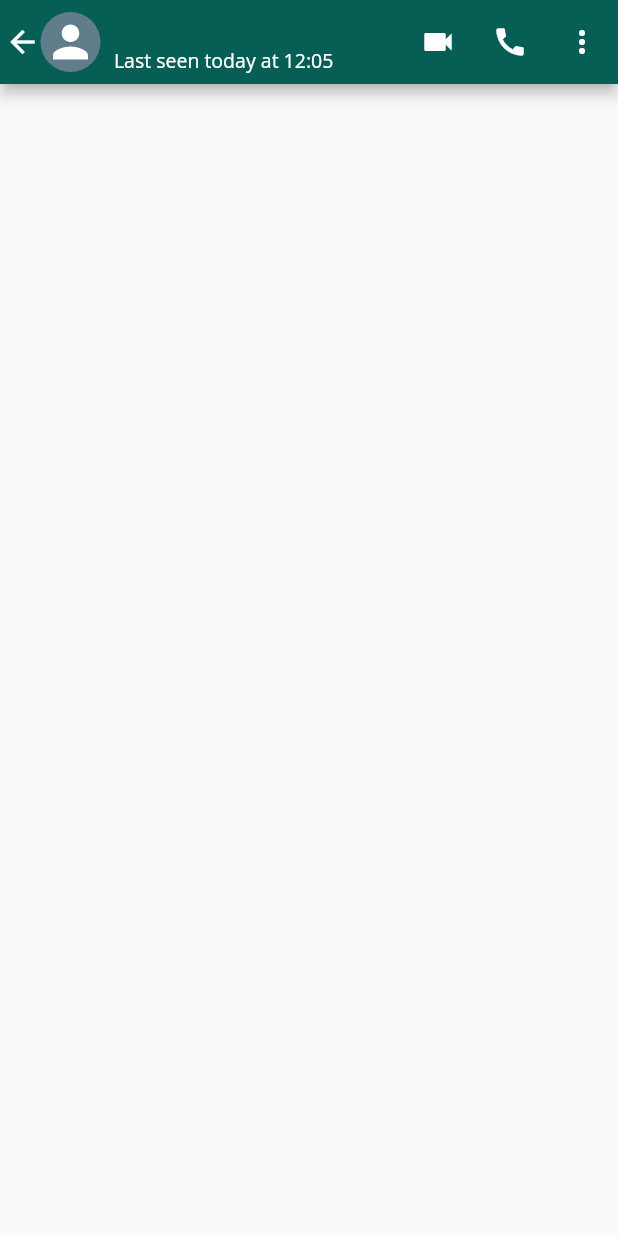
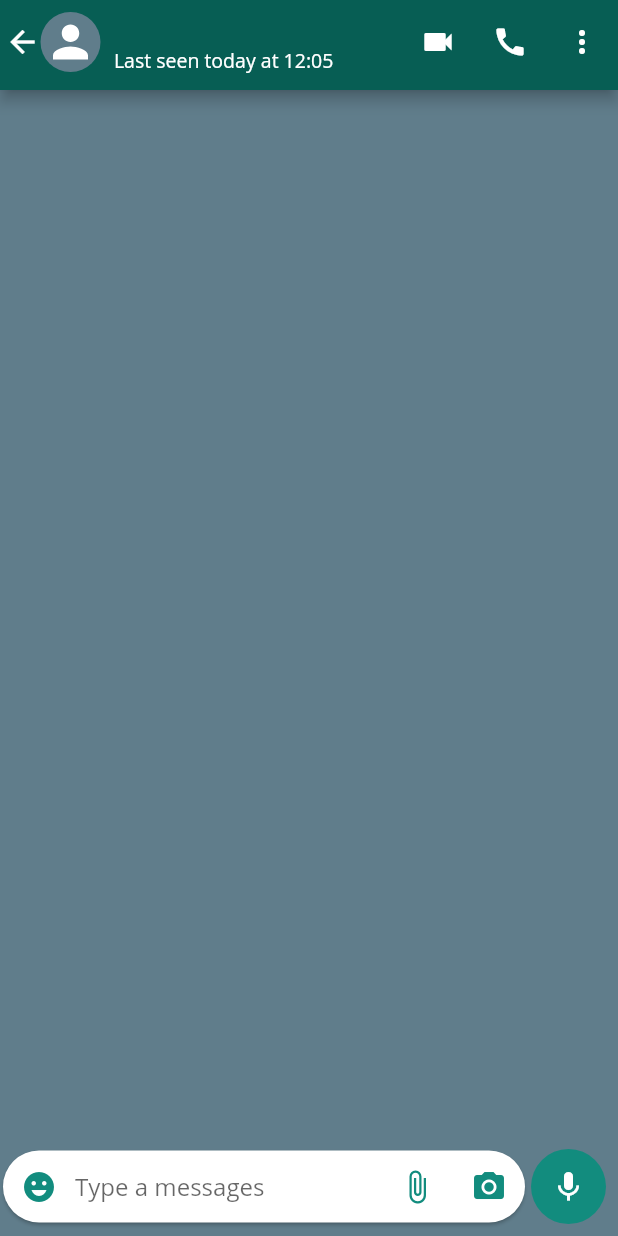
Before and after one commit to faktaarief/WhatsApp-Clone-Flutter, a Flutter app: the IndividualPage screen opened directly with empty values, on a phone screen of 412 x 824 dp. Run offline on Flutter 3.47's test engine with Material 2 defaults, Android fonts, the phone set to English and light mode, and no system bars; our stand-ins replace flutter_svg.

Commit message:
Added Input Card in the Bottom Page

```diff
--- a/lib/Screens/IndividualPage.dart
+++ b/lib/Screens/IndividualPage.dart
@@ -14,7 +14,10 @@ class IndividualPageState extends State<IndividualPage> {
   @override
   Widget build(BuildContext context) {
     return Scaffold(
-      appBar: AppBar(
+      backgroundColor: Colors.blueGrey,
+      appBar: PreferredSize(
+        preferredSize: Size.fromHeight(60),
+        child: AppBar(
           leadingWidth: 70,
           titleSpacing: 0,
           leading: InkWell(
@@ -99,6 +102,80 @@ class IndividualPageState extends State<IndividualPage> {
             }),
           ],
         ),
+      ),
+
+      body: Container(
+        height: MediaQuery.of(context).size.height,
+        width: MediaQuery.of(context).size.width,
+        child: Stack(
+          children: [
+            ListView(),
+            Align(
+              alignment: Alignment.bottomCenter,
+              child: Row(
+                children: [
+                  Container(
+                    width: MediaQuery.of(context).size.width - 60,
+                    child: Card(
+                      margin: EdgeInsets.only(left: 2, right: 2, bottom: 8),
+                      shape: RoundedRectangleBorder(borderRadius: BorderRadius.circular(25)),
+                      child: TextFormField(
+                        textAlignVertical: TextAlignVertical.center,
+                        keyboardType: TextInputType.multiline,
+                        maxLines: 5,
+                        minLines: 1,
+                        decoration: InputDecoration(
+                          border: InputBorder.none,
+                          hintText: "Type a messages",
+                          prefixIcon: IconButton(
+                            color: Color(0xFF128C7E),
+                            icon: Icon(Icons.emoji_emotions),
+                            onPressed: () {}
+                          ),
+                          suffixIcon: Row(
+                            mainAxisSize: MainAxisSize.min,
+                            children: [
+                              IconButton(
+                                color: Color(0xFF128C7E),
+                                icon: Icon(Icons.attach_file),
+                                onPressed: () {},
+                              ),
+                              IconButton(
+                                color: Color(0xFF128C7E),
+                                icon: Icon(Icons.camera_alt),
+                                onPressed: () {},
+                              ),
+                            ],
+                          ),
+                          contentPadding: EdgeInsets.all(5),
+                        ),
+                      ),
+                    )
+                  ),
+                  Padding(
+                    padding: const EdgeInsets.only(
+                      bottom: 8,
+                      right: 2,
+                      left: 2,
+                    ),
+                    child: CircleAvatar(
+                      backgroundColor: Color(0xFF128C7E),
+                      radius: 25,
+                      child: IconButton(
+                        icon: Icon(
+                          Icons.mic,
+                          color: Colors.white,
+                        ),
+                        onPressed: () {},
+                      ),
+                    ),
+                  )
+                ],
+              ),
+            )
+          ],
+        ),
+      ),
     );
   }
 }
```
Lines whose indentation alone changed are shown as unchanged.
